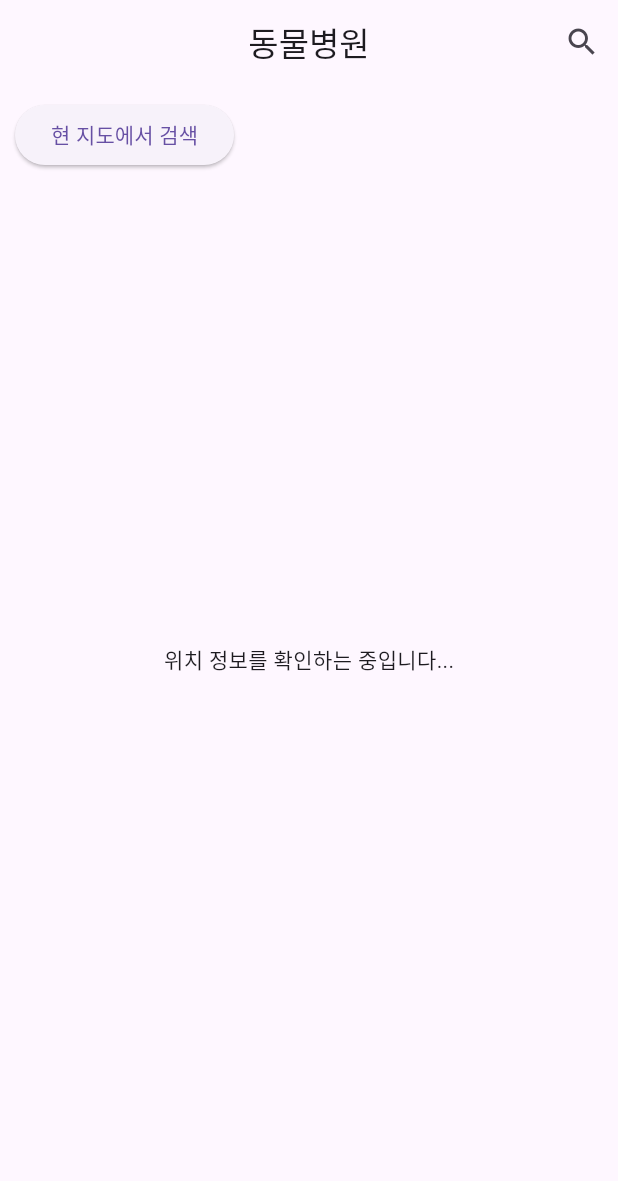
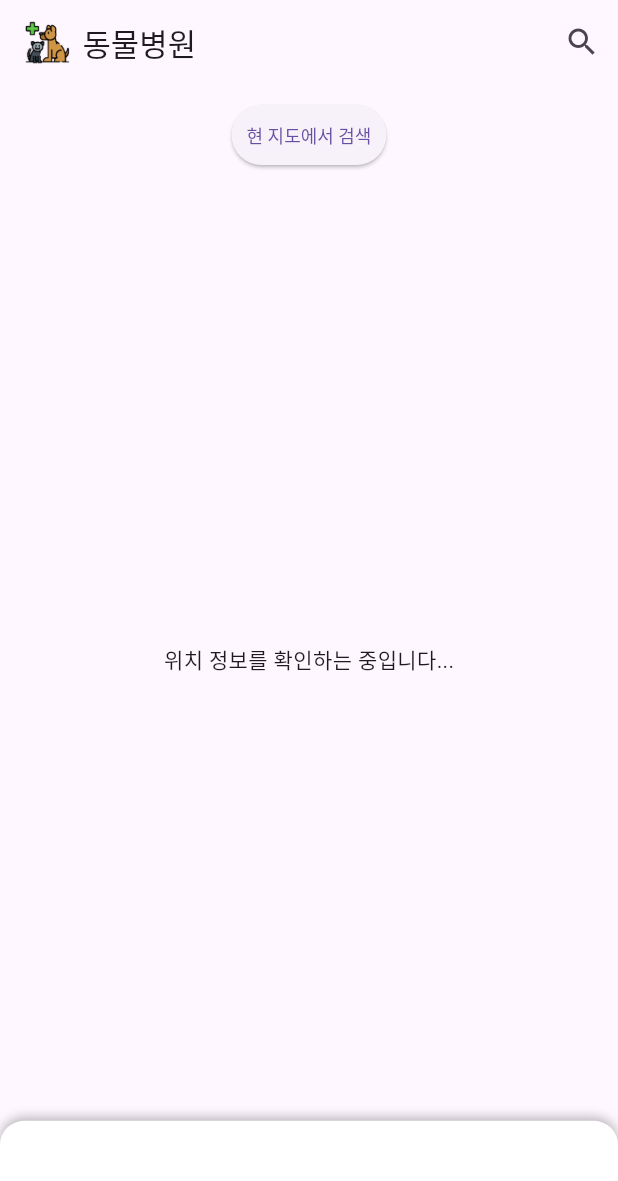
Before and after one commit to jeonghyeon-ohk/catdogchat, a Flutter app: the MapPage screen opened by its route, on a phone screen of 412 x 824 dp. Shown: the top 1181 px of the screen. Run offline on Flutter 3.47's test engine with Material 3 defaults, Android fonts, the light colour scheme and no system bars; our stand-ins replace csv, flutter_dotenv, geolocator, image_picker; missing offline and left inert: flutter_naver_map.

Commit message:
feat : 지도 마커 이미지 및 이름 위치 변경, 챗봇 이미지 추가

```diff
--- a/lib/main_page/map/load_hospital_data.dart
+++ b/lib/main_page/map/load_hospital_data.dart
@@ -30,8 +30,8 @@ Future<List<Hospital>> loadCsvData(NLatLng currentPosition) async {
             address: address,
             phoneNumber: phoneNumber,
             distance: (distanceInMeters / 1000).toStringAsFixed(1) + ' km',
-            reservationAvailable: true, // 예제에서는 상태를 그대로 true로 설정합니다.
-            imageUrl: 'assets/hospital_image.png', // 적절한 이미지 URL 경로로 조정 필요
+            reservationAvailable: true,
+            imageUrl: 'asset/img/logo.png',
             businessHours: '영업 시간 정보를 사용할 수 없습니다.', // 운영시간 정보 필드 추가 필요
             description: '병원에 대한 자세한 설명이 여기 들어갑니다.', // 설명 추가 필요
             xCoordinate: hospitalLatitude,
--- a/lib/main_page/map/map_page.dart
+++ b/lib/main_page/map/map_page.dart
@@ -6,6 +6,7 @@ import 'hospital_info_page.dart';
 import 'search_page.dart';
 import '../../const/hospital_data.dart'; // 병원 데이터 모델을 사용하기 위한 임포트
 import 'load_hospital_data.dart'; // 병원 데이터 로드 함수를 사용하기 위한 임포트
+import 'hospital_detail_page.dart'; // 병원 상세 페이지로 이동하기 위한 임포트
 
 class MapPage extends StatefulWidget {
   @override
@@ -122,17 +123,27 @@ class _MapPageState extends State<MapPage> {
       final marker = NMarker(
         id: hospital.name,
         position: NLatLng(hospital.xCoordinate, hospital.yCoordinate),
+        icon: NOverlayImage.fromAssetImage('asset/img/logo2.png'), // 마커 이미지 설정
+        size: Size(20, 20),
+        caption: NOverlayCaption(
+          text: hospital.name,
+          textSize: 11.0,
+          color: Colors.black,
+          minZoom: 13,
+          maxZoom: 21,
+          //requestWidth: 0,
+        ),
       );
+      _mapController!.addOverlay(marker);
 
       marker.setOnTapListener((NMarker marker) {
-        final onMarkerInfoWindow = NInfoWindow.onMarker(
-          id: marker.info.id,
-          text: hospital.name,
+        Navigator.push(
+          context,
+          MaterialPageRoute(
+            builder: (context) => HospitalDetailPage(hospital: hospital),
+          ),
         );
-        marker.openInfoWindow(onMarkerInfoWindow);
       });
-
-      _mapController!.addOverlay(marker);
     }
   }
 
@@ -159,10 +170,21 @@ class _MapPageState extends State<MapPage> {
   @override
   Widget build(BuildContext context) {
     final screenHeight = MediaQuery.of(context).size.height;
+    final screenWidth = MediaQuery.of(context).size.width;
 
     return Scaffold(
       appBar: AppBar(
-        title: Text('동물병원'),
+        title: Row(
+          children: [
+            Image.asset(
+              'asset/img/logo2.png',
+              fit: BoxFit.contain,
+              height: screenWidth * 0.07,
+            ),
+            SizedBox(width: screenWidth * 0.02),
+            Text('동물병원', style: TextStyle(fontSize: screenWidth * 0.05)),
+          ],
+        ),
         centerTitle: true,
         automaticallyImplyLeading: false,
         actions: [
@@ -205,8 +227,6 @@ class _MapPageState extends State<MapPage> {
             minChildSize: 0.1,
             maxChildSize: 0.8,
             builder: (BuildContext context, ScrollController scrollController) {
-              if (_currentPosition != null) {
-                final currentLatLng = NLatLng(_currentPosition!.latitude, _currentPosition!.longitude);
               return Container(
                 height: screenHeight * 0.8, // 높이를 화면의 80%로 설정
                 decoration: BoxDecoration(
@@ -220,18 +240,26 @@ class _MapPageState extends State<MapPage> {
                     ),
                   ],
                 ),
-                  child: HospitalInfoPage(scrollController: scrollController, currentPosition: currentLatLng),
+                child: HospitalInfoPage(
+                  scrollController: scrollController,
+                  hospitals: hospitals, // 필터링된 병원 데이터를 전달
+                ),
               );
-              }
-              return Container();
             },
           ),
           Positioned(
             top: 10,
-            left: 10,
+            left: 0,
+            right: 0,
+            child: Center(
               child: ElevatedButton(
                 onPressed: _searchInCurrentView,
                 child: Text('현 지도에서 검색'),
+                style: ElevatedButton.styleFrom(
+                  padding: EdgeInsets.symmetric(horizontal: 10, vertical: 3),
+                  textStyle: TextStyle(fontSize: 12),
+                ),
+              ),
             ),
           ),
         ],
```
Also changed, not shown: lib/main_page/map/hospital_info_page.dart (+5 -25 lines), lib/main_page/my/my_page.dart (+12 -1 lines), asset/img/cat_icon.png (added), asset/img/dog_icon.png (added), asset/img/dogmarker.png (added). Lines whose indentation alone changed are shown as unchanged.
